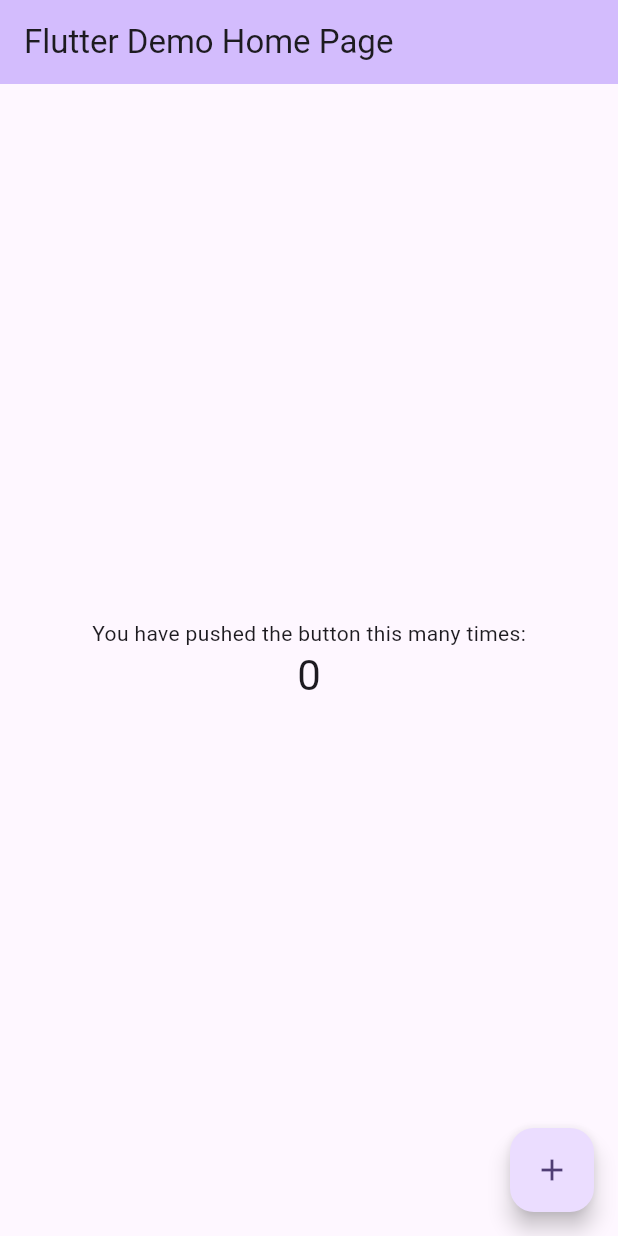
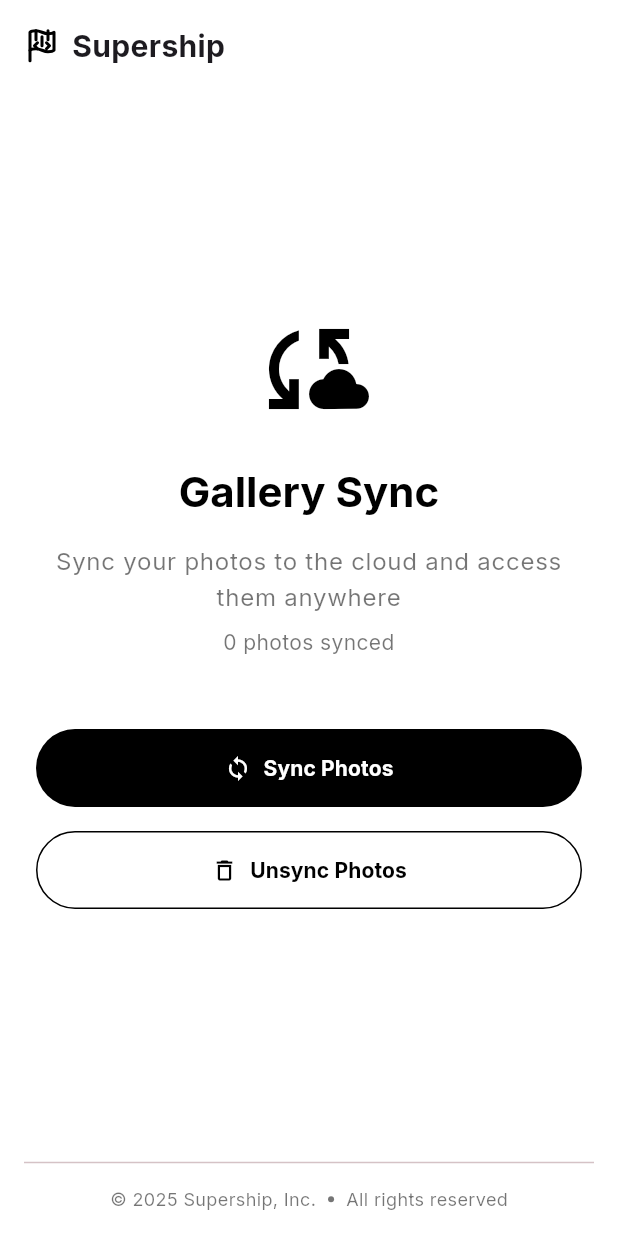
Before and after one commit to tomaspzpeborges/the_deliverables, a Flutter app: the screen it shows after launch, on a phone screen of 412 x 824 dp. Run offline on Flutter 3.47's test engine with Material 3 defaults, Android fonts, the light colour scheme and no system bars; our stand-ins replace flutter_svg, google_fonts, permission_handler, supabase_flutter; missing offline and left inert: photo_manager; accounts and stored records are empty.

Commit message:
Add photo sync app

```diff
--- a/mobile_sync/lib/main.dart
+++ b/mobile_sync/lib/main.dart
@@ -1,53 +1,55 @@
 import 'package:flutter/material.dart';
+import 'package:permission_handler/permission_handler.dart';
+import 'package:supabase_flutter/supabase_flutter.dart';
+import 'package:google_fonts/google_fonts.dart';
+import 'photo_provider.dart';
+import 'package:flutter_svg/flutter_svg.dart';
+import 'package:photo_manager/photo_manager.dart';
 
-void main() {
+Future<void> main() async {
+  WidgetsFlutterBinding.ensureInitialized();
+  await Supabase.initialize(
+    url: 'https://hqnrmtleqqbqxmwwbnqv.supabase.co',
+    anonKey: 'eyJhbGciOiJIUzI1NiIsInR5cCI6IkpXVCJ9.'
+        'eyJpc3MiOiJzdXBhYmFzZSIsInJlZiI6ImhxbnJtdGxlcXFicXhtd3dibnF2Iiwicm9sZSI6ImFub24iLCJpYXQiOjE3NDY4NzM1MzUsImV4cCI6MjA2MjQ0OTUzNX0.'
+        '7Mbg7G51Ig-57qFJZfU6Wy5LZie-QgV-Ig-9YDuaHWY',
+  );
   runApp(const MyApp());
 }
 
 class MyApp extends StatelessWidget {
   const MyApp({super.key});
 
-  // This widget is the root of your application.
   @override
   Widget build(BuildContext context) {
     return MaterialApp(
-      title: 'Flutter Demo',
+      title: 'Supership',
       theme: ThemeData(
-        // This is the theme of your application.
-        //
-        // TRY THIS: Try running your application with "flutter run". You'll see
-        // the application has a purple toolbar. Then, without quitting the app,
-        // try changing the seedColor in the colorScheme below to Colors.green
-        // and then invoke "hot reload" (save your changes or press the "hot
-        // reload" button in a Flutter-supported IDE, or press "r" if you used
-        // the command line to start the app).
-        //
-        // Notice that the counter didn't reset back to zero; the application
-        // state is not lost during the reload. To reset the state, use hot
-        // restart instead.
-        //
-        // This works for code too, not just values: Most code changes can be
-        // tested with just a hot reload.
-        colorScheme: ColorScheme.fromSeed(seedColor: Colors.deepPurple),
+        colorScheme: ColorScheme.fromSeed(
+          seedColor: const Color(0xFF000000),
+          primary: const Color(0xFF000000),
+          secondary: const Color(0xFF000000),
+          background: Colors.white,
+        ),
+        textTheme: GoogleFonts.interTextTheme(),
         useMaterial3: true,
+        elevatedButtonTheme: ElevatedButtonThemeData(
+          style: ElevatedButton.styleFrom(
+            elevation: 0,
+            padding: const EdgeInsets.symmetric(horizontal: 24, vertical: 16),
+            shape: RoundedRectangleBorder(
+              borderRadius: BorderRadius.circular(30),
+            ),
+          ),
+        ),
       ),
-      home: const MyHomePage(title: 'Flutter Demo Home Page'),
+      home: const MyHomePage(title: 'Supership'),
     );
   }
 }
 
 class MyHomePage extends StatefulWidget {
   const MyHomePage({super.key, required this.title});
-
-  // This widget is the home page of your application. It is stateful, meaning
-  // that it has a State object (defined below) that contains fields that affect
-  // how it looks.
-
-  // This class is the configuration for the state. It holds the values (in this
-  // case the title) provided by the parent (in this case the App widget) and
-  // used by the build method of the State. Fields in a Widget subclass are
-  // always marked "final".
-
   final String title;
 
   @override
@@ -55,71 +57,308 @@
 }
 
 class _MyHomePageState extends State<MyHomePage> {
-  int _counter = 0;
+  bool _isLoading = false;
+  int _syncedPhotos = 0;
+  List<AssetPathEntity> _albums = [];
+  AssetPathEntity? _selectedAlbum;
 
-  void _incrementCounter() {
-    setState(() {
-      // This call to setState tells the Flutter framework that something has
-      // changed in this State, which causes it to rerun the build method below
-      // so that the display can reflect the updated values. If we changed
-      // _counter without calling setState(), then the build method would not be
-      // called again, and so nothing would appear to happen.
-      _counter++;
+  @override
+  void initState() {
+    super.initState();
+    _requestGalleryPermission();
+    _getSyncedCount();
+    // Load albums for selection dropdown
+    PhotoManager.getAssetPathList(type: RequestType.image).then((list) {
+      setState(() {
+        _albums = list;
+        if (_albums.isNotEmpty) _selectedAlbum = _albums.first;
+      });
     });
+  }
+
+
+  Future<void> _getSyncedCount() async {
+    try {
+      final count = await PhotoProvider().getSyncedCount();
+      setState(() {
+        _syncedPhotos = count;
+      });
+    } catch (e) {
+      // Handle error
+    }
+  }
+
+
+  Future<void> _requestGalleryPermission() async {
+    final status = await Permission.photos.request();
+    if (status.isDenied) {
+      await Permission.storage.request();
+    }
+    if (!mounted) return;
+    if (!(await Permission.photos.status).isGranted &&
+        !(await Permission.storage.status).isGranted) {
+      ScaffoldMessenger.of(context).showSnackBar(
+        const SnackBar(content: Text('Gallery access is required to sync.')),
+      );
+    }
+  }
+
+  Future<void> _syncGallery() async {
+    setState(() => _isLoading = true);
+    try {
+      if (_selectedAlbum != null) {
+        await PhotoProvider().syncAlbum(_selectedAlbum!.id);
+      } else {
+        await PhotoProvider().syncAll();
+      }
+      if (!mounted) return;
+      await _getSyncedCount();
+      ScaffoldMessenger.of(context).showSnackBar(
+        const SnackBar(
+          content: Text('✅ Sync finished successfully'),
+          backgroundColor: Colors.green,
+        ),
+      );
+    } catch (e) {
+      if (!mounted) return;
+      ScaffoldMessenger.of(context).showSnackBar(
+        SnackBar(
+          content: Text('❌ Sync failed: $e'),
+          backgroundColor: Colors.red,
+        ),
+      );
+    } finally {
+      if (mounted) setState(() => _isLoading = false);
+    }
+  }
+
+  Future<void> _unsyncGallery() async {
+    setState(() => _isLoading = true);
+    try {
+      if (_selectedAlbum != null) {
+        await PhotoProvider().unsyncAlbum(_selectedAlbum!.id);
+      } else {
+        await PhotoProvider().unsyncAll();
+      }
+
+      if (!mounted) return;
+      await _getSyncedCount();
+      ScaffoldMessenger.of(context).showSnackBar(
+        const SnackBar(
+          content: Text('✅ Unsync finished successfully'),
+          backgroundColor: Colors.green,
+        ),
+      );
+    } catch (e) {
+      if (!mounted) return;
+      ScaffoldMessenger.of(context).showSnackBar(
+        SnackBar(
+          content: Text('❌ Unsync failed: $e'),
+          backgroundColor: Colors.red,
+        ),
+      );
+    } finally {
+      if (mounted) setState(() => _isLoading = false);
+    }
   }
 
   @override
   Widget build(BuildContext context) {
-    // This method is rerun every time setState is called, for instance as done
-    // by the _incrementCounter method above.
-    //
-    // The Flutter framework has been optimized to make rerunning build methods
-    // fast, so that you can just rebuild anything that needs updating rather
-    // than having to individually change instances of widgets.
-    return Scaffold(
-      appBar: AppBar(
-        // TRY THIS: Try changing the color here to a specific color (to
-        // Colors.amber, perhaps?) and trigger a hot reload to see the AppBar
-        // change color while the other colors stay the same.
-        backgroundColor: Theme.of(context).colorScheme.inversePrimary,
-        // Here we take the value from the MyHomePage object that was created by
-        // the App.build method, and use it to set our appbar title.
-        title: Text(widget.title),
-      ),
-      body: Center(
-        // Center is a layout widget. It takes a single child and positions it
-        // in the middle of the parent.
-        child: Column(
-          // Column is also a layout widget. It takes a list of children and
-          // arranges them vertically. By default, it sizes itself to fit its
-          // children horizontally, and tries to be as tall as its parent.
-          //
-          // Column has various properties to control how it sizes itself and
-          // how it positions its children. Here we use mainAxisAlignment to
-          // center the children vertically; the main axis here is the vertical
-          // axis because Columns are vertical (the cross axis would be
-          // horizontal).
-          //
-          // TRY THIS: Invoke "debug painting" (choose the "Toggle Debug Paint"
-          // action in the IDE, or press "p" in the console), to see the
-          // wireframe for each widget.
-          mainAxisAlignment: MainAxisAlignment.center,
-          children: <Widget>[
-            const Text(
-              'You have pushed the button this many times:',
+    return Stack(
+      children: [
+        Scaffold(
+          backgroundColor: Colors.white,
+          body: SafeArea(
+            child: Column(
+              crossAxisAlignment: CrossAxisAlignment.stretch,
+              children: [
+                _buildHeader(),
+                Expanded(
+                  child: _buildBody(),
+                ),
+                _buildFooter(),
+              ],
             ),
-            Text(
-              '$_counter',
-              style: Theme.of(context).textTheme.headlineMedium,
+          ),
+        ),
+        if (_isLoading)
+          Container(
+            color: Colors.black.withOpacity(0.5),
+            alignment: Alignment.center,
+            child: const CircularProgressIndicator(
+              color: Colors.white,
+            ),
+          ),
+      ],
+    );
+  }
+
+  Widget _buildHeader() {
+   return Container(
+     padding: const EdgeInsets.all(16),
+     child: Row(
+       children: [
+         SvgPicture.asset(
+           'lib/assets/supership_logo.svg',
+           width: 24,
+           height: 24,
+           color: Theme.of(context).colorScheme.primary,
+         ),
+         const SizedBox(width: 8),
+         Text(
+           widget.title,
+           style: const TextStyle(
+             fontSize: 20,
+             fontWeight: FontWeight.bold,
+           ),
+         ),
+       ],
+     ),
+   );
+  }
+
+  Widget _buildBody() {
+    return Container(
+      padding: const EdgeInsets.symmetric(horizontal: 24),
+      child: Column(
+        mainAxisAlignment: MainAxisAlignment.center,
+        children: [
+          const Icon(
+            Icons.cloud_sync,
+            size: 80,
+            color: Colors.black,
+          ),
+          const SizedBox(height: 24),
+          Text(
+            'Gallery Sync',
+            style: Theme.of(context).textTheme.headlineMedium?.copyWith(
+                  fontWeight: FontWeight.bold,
+                  color: Colors.black,
+                ),
+            textAlign: TextAlign.center,
+          ),
+          const SizedBox(height: 16),
+          Text(
+            'Sync your photos to the cloud and access them anywhere',
+            style: Theme.of(context).textTheme.bodyLarge?.copyWith(
+                  color: Colors.black54,
+                ),
+            textAlign: TextAlign.center,
+          ),
+          const SizedBox(height: 8),
+          Text(
+            '$_syncedPhotos photos synced',
+            style: Theme.of(context).textTheme.bodyMedium?.copyWith(
+                  color: Colors.black54,
+                ),
+            textAlign: TextAlign.center,
+          ),
+          // Album selector
+          if (_albums.isNotEmpty) ...[
+            const SizedBox(height: 32),
+            DropdownButton<AssetPathEntity>(
+              value: _selectedAlbum,
+              items: _albums.map((album) {
+                return DropdownMenuItem(
+                  value: album,
+                  child: Text('${album.name} '), // (${album.assetCount})
+                );
+              }).toList(),
+              onChanged: (album) => setState(() => _selectedAlbum = album),
             ),
           ],
+          const SizedBox(height: 48),
+          _buildSyncButton(),
+          const SizedBox(height: 16),
+          _buildUnsyncButton(),
+        ],
+      ),
+    );
+  }
+
+  Widget _buildSyncButton() {
+    return SizedBox(
+      width: double.infinity,
+      child: ElevatedButton.icon(
+        onPressed: _syncGallery,
+        icon: const Icon(Icons.sync, color: Colors.white),
+        label: const Text(
+          'Sync Photos',
+          style: TextStyle(
+            color: Colors.white,
+            fontWeight: FontWeight.bold,
+          ),
+        ),
+        style: ElevatedButton.styleFrom(
+          backgroundColor: Colors.black,
+          padding: const EdgeInsets.symmetric(vertical: 16),
         ),
       ),
-      floatingActionButton: FloatingActionButton(
-        onPressed: _incrementCounter,
-        tooltip: 'Increment',
-        child: const Icon(Icons.add),
-      ), // This trailing comma makes auto-formatting nicer for build methods.
+    );
+  }
+
+  Widget _buildUnsyncButton() {
+    return SizedBox(
+      width: double.infinity,
+      child: OutlinedButton.icon(
+        onPressed: _unsyncGallery,
+        icon: const Icon(Icons.delete_outline, color: Colors.black),
+        label: const Text(
+          'Unsync Photos',
+          style: TextStyle(
+            color: Colors.black,
+            fontWeight: FontWeight.bold,
+          ),
+        ),
+        style: OutlinedButton.styleFrom(
+          side: const BorderSide(color: Colors.black),
+          padding: const EdgeInsets.symmetric(vertical: 16),
+          shape: RoundedRectangleBorder(
+            borderRadius: BorderRadius.circular(30),
+          ),
+        ),
+      ),
+    );
+  }
+
+  Widget _buildFooter() {
+    return Container(
+      padding: const EdgeInsets.all(16),
+      child: Column(
+        children: [
+          const Divider(),
+          const SizedBox(height: 8),
+          Row(
+            mainAxisAlignment: MainAxisAlignment.center,
+            children: [
+              const Text(
+                '© 2025 Supership, Inc.',
+                style: TextStyle(
+                  color: Colors.black54,
+                  fontSize: 12,
+                ),
+              ),
+              const SizedBox(width: 8),
+              Container(
+                width: 4,
+                height: 4,
+                decoration: const BoxDecoration(
+                  color: Colors.black54,
+                  shape: BoxShape.circle,
+                ),
+              ),
+              const SizedBox(width: 8),
+              const Text(
+                'All rights reserved',
+                style: TextStyle(
+                  color: Colors.black54,
+                  fontSize: 12,
+                ),
+              ),
+            ],
+          ),
+        ],
+      ),
     );
   }
 }
```
Also changed, not shown: mobile_sync/lib/photo_provider.dart (added, +151 -0 lines), mobile_sync/pubspec.yaml (+8 -0 lines), mobile_sync/lib/assets/supership_logo.svg (added), mobile_sync/pubspec.lock, 16 other files.
